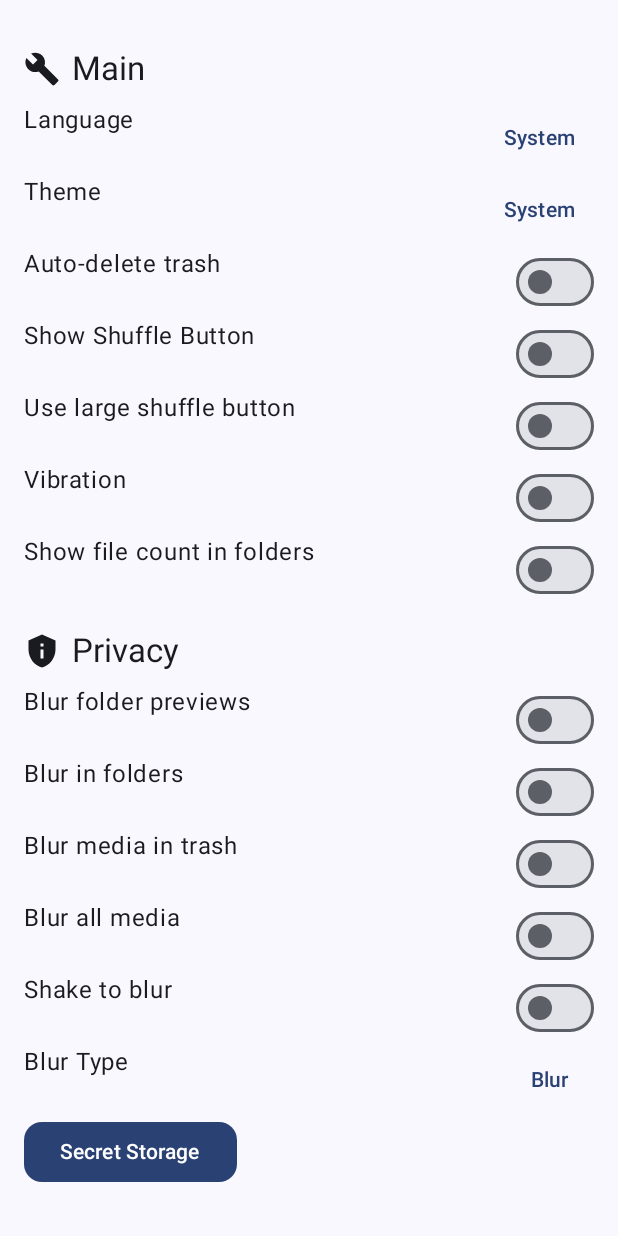
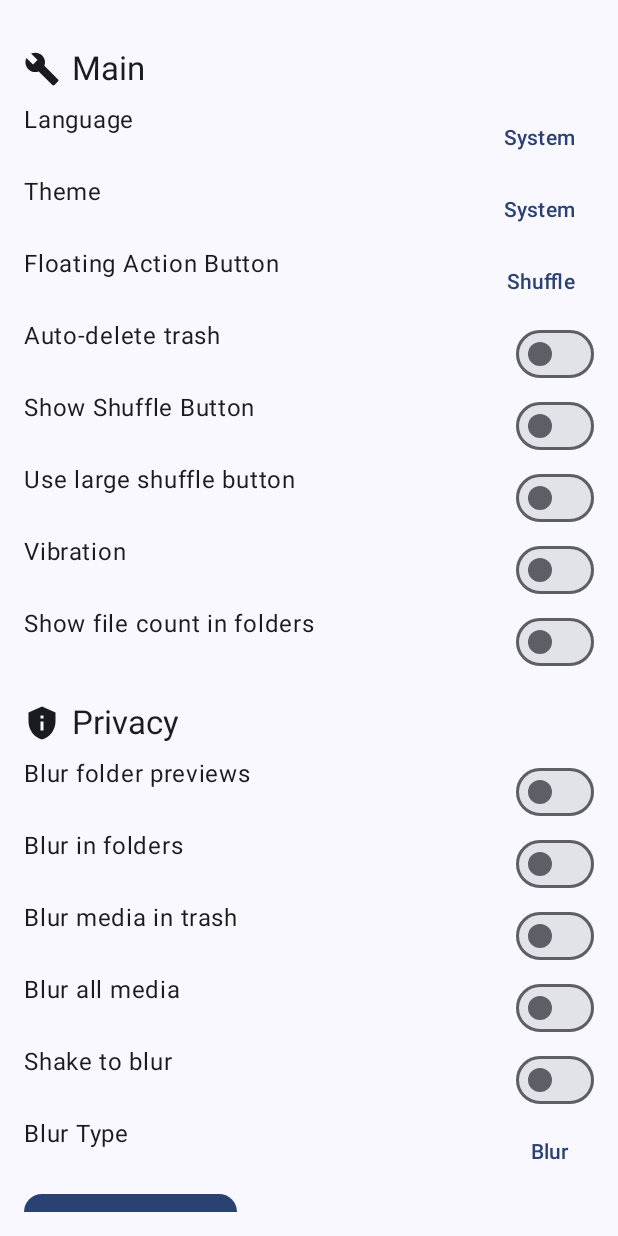
Before and after one commit to HosikoOuma/MyGalleryApp, an Android app built with Jetpack Compose: the composable SettingsScreen called with empty values, on a phone screen of 412 x 824 dp. Run offline under Robolectric (Android 15) with nearby library versions, the phone set to English and light mode, and no system bars.

```diff
--- /dev/null
+++ b/app/src/main/java/com/example/nkdsify/data/FabAction.kt
@@ -0,0 +1,6 @@
+package com.example.nkdsify.data
+
+enum class FabAction {
+    SHUFFLE,
+    CAMERA
+}
--- a/app/src/main/java/com/example/nkdsify/ui/screens/SettingsScreen.kt
+++ b/app/src/main/java/com/example/nkdsify/ui/screens/SettingsScreen.kt
@@ -46,6 +46,7 @@ import androidx.compose.ui.unit.dp
 import androidx.core.net.toUri
 import com.example.nkdsify.R
 import com.example.nkdsify.data.BlurType
+import com.example.nkdsify.data.FabAction
 import com.example.nkdsify.data.Language
 import com.example.nkdsify.data.Theme
 import com.example.nkdsify.data.ZoomType
@@ -99,13 +100,16 @@ fun SettingsScreen(
     selectedLanguage: Language,
     onLanguageChange: (Language) -> Unit,
     onCheckForUpdates: () -> Unit,
-    currentVersion: String
+    currentVersion: String,
+    selectedFabAction: FabAction,
+    onFabActionChange: (FabAction) -> Unit
 ) {
     val context = LocalContext.current
     var themeMenuExpanded by remember { mutableStateOf(false) }
     var zoomTypeMenuExpanded by remember { mutableStateOf(false) }
     var blurTypeMenuExpanded by remember { mutableStateOf(false) }
     var languageMenuExpanded by remember { mutableStateOf(false) }
+    var fabActionMenuExpanded by remember { mutableStateOf(false) }
     var showSpecialLanguageDialog by remember { mutableStateOf(false) }
     val scrollState = rememberScrollState()
     var specialLanguageUnlocked by remember { mutableStateOf(SettingsRepository.isSpecialLanguageUnlocked(context)) }
@@ -117,6 +121,14 @@ fun SettingsScreen(
             Theme.SYSTEM -> stringResource(id = R.string.theme_system)
             Theme.LIGHT -> stringResource(id = R.string.theme_light)
             Theme.DARK -> stringResource(id = R.string.theme_dark)
+        }
+    }
+
+    @Composable
+    fun getFabActionName(fabAction: FabAction): String {
+        return when (fabAction) {
+            FabAction.SHUFFLE -> stringResource(id = R.string.fab_action_shuffle)
+            FabAction.CAMERA -> stringResource(id = R.string.fab_action_camera)
         }
     }
 
@@ -257,6 +269,37 @@ fun SettingsScreen(
                                 if (isVibrationEnabled) performVibration(context)
                                 onThemeChange(theme)
                                 themeMenuExpanded = false
+                            }
+                        )
+                    }
+                }
+            }
+        }
+        FlowRow(
+            modifier = Modifier
+                .fillMaxWidth(),
+            horizontalArrangement = Arrangement.SpaceBetween,
+            verticalArrangement = Arrangement.Center
+        ) {
+            Text(stringResource(id = R.string.fab_action_title))
+            Box {
+                TextButton(onClick = {
+                    if (isVibrationEnabled) performVibration(context)
+                    fabActionMenuExpanded = true
+                }) {
+                    Text(getFabActionName(selectedFabAction))
+                }
+                DropdownMenu(
+                    expanded = fabActionMenuExpanded,
+                    onDismissRequest = { fabActionMenuExpanded = false }
+                ) {
+                    FabAction.entries.forEach { fabAction ->
+                        DropdownMenuItem(
+                            text = { Text(getFabActionName(fabAction)) },
+                            onClick = {
+                                if (isVibrationEnabled) performVibration(context)
+                                onFabActionChange(fabAction)
+                                fabActionMenuExpanded = false
                             }
                         )
                     }
--- a/app/src/main/res/values/strings.xml
+++ b/app/src/main/res/values/strings.xml
@@ -191,4 +191,11 @@
     </string>
     <string name="confirm_delete_from_secret_title">Confirm Delete from Secret Storage?</string>
     <string name="move_to_secret_storage_button">Secret</string>
+
+    <!-- FAB Action -->
+    <string name="fab_action_title">Floating Action Button</string>
+    <string name="fab_action_description">Choose what the floating action button does</string>
+    <string name="fab_action_shuffle">Shuffle</string>
+    <string name="fab_action_camera">Camera</string>
+
 </resources>
```
Also changed, not shown: app/src/main/AndroidManifest.xml (+22 -0 lines), app/src/main/java/com/example/nkdsify/MainActivity.kt (+35 -10 lines), app/src/main/java/com/example/nkdsify/ui/AppNavigation.kt (+6 -1 lines), app/src/main/java/com/example/nkdsify/ui/utils/SettingsRepository.kt (+15 -0 lines), 2 other files.
